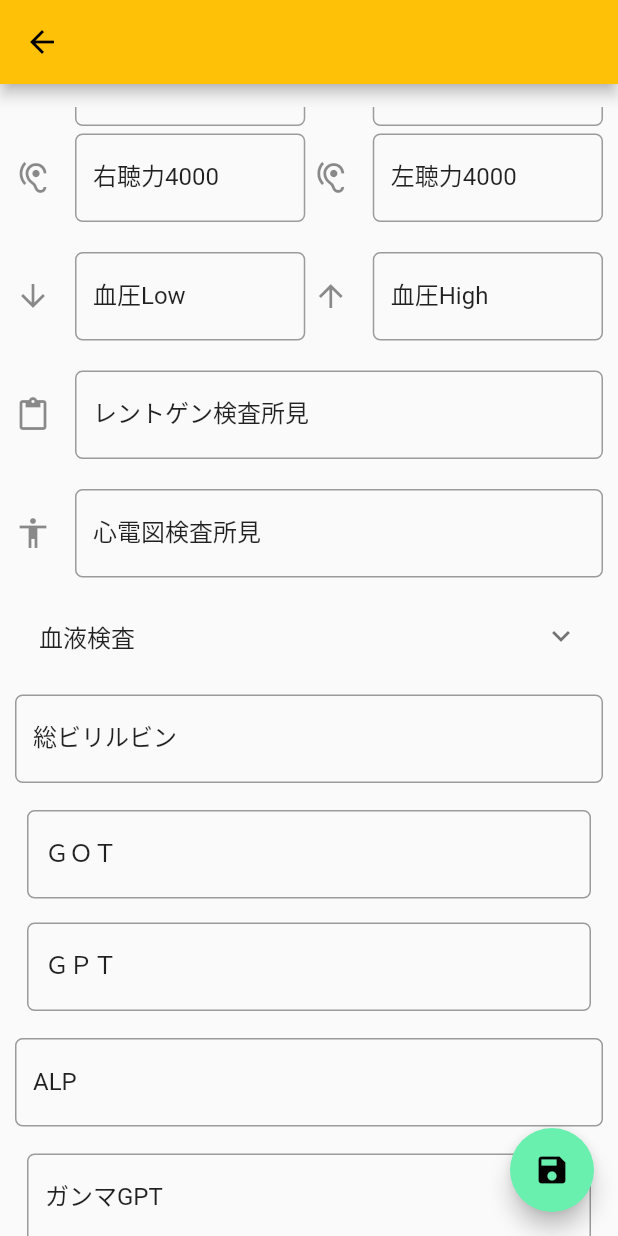
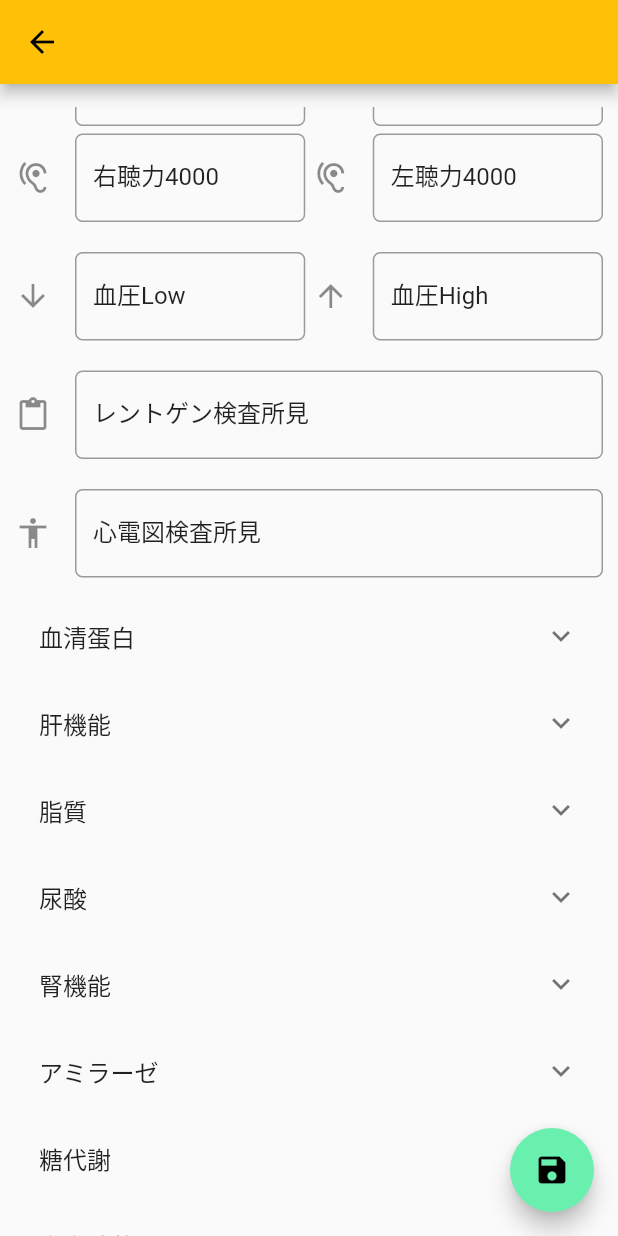
Before and after one commit to Uchipon2020/health_care_mania_free, a Flutter app: the ModelDetailScreen screen opened directly with empty values, scrolled down 576 dp, on a phone screen of 412 x 824 dp. Run offline on Flutter 3.47's test engine with Material 2 defaults, Android fonts, the light colour scheme and no system bars; our stand-ins replace sqflite; accounts and stored records are empty.

Commit message:
0329001 desktop

```diff
--- a/lib/screens/model_detail_screen.dart
+++ b/lib/screens/model_detail_screen.dart
@@ -547,12 +547,13 @@ class _ModelDetailScreenState extends State<ModelDetailScreen> {
                         borderRadius: BorderRadius.circular(5.0))),
               ),
             ),
-
-            //　追加項目-------------
+            //　血液検査関係-------------
+            //血清蛋白-----------------------------------------
+            ExpansionTile(
+              title: const Text('血清蛋白'),
+              backgroundColor: Colors.lightGreenAccent,
+              children: [
                 //総蛋白
-            ExpansionTile(
-              title:const Text('血液検査'),
-              children: [
                 Padding(
                   padding: const EdgeInsets.only(top: 10.0, bottom: 10.0),
                   child: TextField(
@@ -571,7 +572,6 @@ class _ModelDetailScreenState extends State<ModelDetailScreen> {
                             borderRadius: BorderRadius.circular(5.0))),
                   ),
                 ),
-
                 //アルブミン
                 Padding(
                     padding: const EdgeInsets.only(top: 10.0, bottom: 10.0),
@@ -592,7 +592,11 @@ class _ModelDetailScreenState extends State<ModelDetailScreen> {
                     )),
               ],
             ),
-
+            //肝機能----------------------------------------------
+            ExpansionTile(
+              title:const Text('肝機能'),
+              backgroundColor: Colors.lightGreenAccent,
+              children: [
                 //総ビリルビン
                 Padding(
                 padding: const EdgeInsets.only(top: 10.0, bottom: 10.0),
@@ -691,8 +695,13 @@ class _ModelDetailScreenState extends State<ModelDetailScreen> {
                         borderRadius: BorderRadius.circular(5.0))),
               ),
             ),
-
+              ],),
+            //脂質--------------------------------------
             //総コレステロール
+            ExpansionTile(
+              title:const Text('脂質'),
+                backgroundColor: Colors.lightGreenAccent,
+              children: [
                 Padding(
                 padding: const EdgeInsets.only(top: 10.0, bottom: 10.0),
                 child: TextField(
@@ -770,10 +779,12 @@ class _ModelDetailScreenState extends State<ModelDetailScreen> {
                     border: OutlineInputBorder(
                         borderRadius: BorderRadius.circular(5.0))),
               ),
-            ),
-
+            ),]),
             //尿酸
-            Padding(
+            ExpansionTile(
+              title: const Text('尿酸'),
+              backgroundColor: Colors.lightGreenAccent,
+              children:[ Padding(
                 padding: const EdgeInsets.only(top: 10.0, bottom: 10.0),
                 child: TextField(
                   controller: uricAcidController,
@@ -790,9 +801,12 @@ class _ModelDetailScreenState extends State<ModelDetailScreen> {
                           borderRadius: BorderRadius.circular(5.0))),
                 ),
               ),
-
-            //尿素窒素
-            Padding(
+            ],),
+            //尿素窒素 //腎機能-------------------------------------
+            ExpansionTile(
+              title: const Text('腎機能'),
+                backgroundColor: Colors.lightGreenAccent,
+              children:[ Padding(
                 padding: const EdgeInsets.only(top: 10.0, bottom: 10.0),
                 child: TextField(
                   controller: ureaNitrogenController,
@@ -810,6 +824,7 @@ class _ModelDetailScreenState extends State<ModelDetailScreen> {
                           borderRadius: BorderRadius.circular(5.0))),
                 ),
               ),
+
             //クレアチニン
             Padding(
               padding: const EdgeInsets.only(top: 10.0, bottom: 10.0),
@@ -829,9 +844,31 @@ class _ModelDetailScreenState extends State<ModelDetailScreen> {
                         borderRadius: BorderRadius.circular(5.0))),
               ),
             ),
+                //尿潜血
+                Padding(
+                  padding: const EdgeInsets.only(top: 10.0, bottom: 10.0),
+                  child: TextField(
+                    controller: latentBloodController,
+                    style: textStyle,
+                    //keyboardType:TextInputType.number,
+                    onChanged: (value) {
+                      debugPrint('Something changed in Title Text Field');
+                      updateLatentBlood();
+                    },
+                    decoration: InputDecoration(
+                        labelText: '尿潜血',
+                        labelStyle: textStyle,
+                        border: OutlineInputBorder(
+                            borderRadius: BorderRadius.circular(5.0))),
+                  ),
+                ),
 
+              ]),
             //アミラーゼ
-            Padding(
+            ExpansionTile(
+              title: const Text('アミラーゼ'),
+              backgroundColor: Colors.lightGreenAccent,
+              children:[ Padding(
                 padding: const EdgeInsets.only(top: 10.0, bottom: 10.0),
                 child: TextField(
                   controller: amylaseController,
@@ -849,9 +886,12 @@ class _ModelDetailScreenState extends State<ModelDetailScreen> {
                           borderRadius: BorderRadius.circular(5.0))),
                 ),
               ),
-
-            // 空腹時血糖
-            Padding(
+            ],),
+            // 空腹時血糖//糖代謝--------------------------------------
+            ExpansionTile(
+              title: const Text('糖代謝'),
+                backgroundColor: Colors.lightGreenAccent,
+              children:[ Padding(
                 padding: const EdgeInsets.all(8.0),
                 child: TextField(
                   controller: bGluController,
@@ -871,6 +911,7 @@ class _ModelDetailScreenState extends State<ModelDetailScreen> {
                   ),
                 ),
               ),
+
             // A1c
             Padding(
               padding: const EdgeInsets.all(8.0),
@@ -891,10 +932,12 @@ class _ModelDetailScreenState extends State<ModelDetailScreen> {
                       borderRadius: BorderRadius.circular(5.0)),
                 ),
               ),
-            ),
-
+            ),]),
             //白血球数
-            Padding(
+            ExpansionTile(
+              title: const Text('白血球数'),
+              backgroundColor: Colors.lightGreenAccent,
+              children:[ Padding(
                 padding: const EdgeInsets.only(top: 10.0, bottom: 10.0),
                 child: TextField(
                   controller: whiteBloodCellController,
@@ -912,8 +955,12 @@ class _ModelDetailScreenState extends State<ModelDetailScreen> {
                           borderRadius: BorderRadius.circular(5.0))),
                 ),
               ),
-
-            // 6 Element　赤血球数
+            ],),
+            // 6 Element　赤血球数//貧血--------------------------------------
+            ExpansionTile(
+              title:const Text('貧血'),
+              backgroundColor: Colors.lightGreenAccent,
+              children:[
                 Padding(
                 padding: const EdgeInsets.all(8.0),
                 child: TextField(
@@ -933,6 +980,7 @@ class _ModelDetailScreenState extends State<ModelDetailScreen> {
                           borderRadius: BorderRadius.circular(5.0))),
                 ),
               ),
+
             // 7 Element　血色素量
             Padding(
               padding: const EdgeInsets.all(8.0),
@@ -1047,10 +1095,12 @@ class _ModelDetailScreenState extends State<ModelDetailScreen> {
                     border: OutlineInputBorder(
                         borderRadius: BorderRadius.circular(5.0))),
               ),
-            ),
-
+            ),],),
             //platelet
-            Padding(
+            ExpansionTile(
+              title: const Text('血小板'),
+              backgroundColor: Colors.lightGreenAccent,
+              children:[ Padding(
                 padding: const EdgeInsets.only(top: 10.0, bottom: 10.0),
                 child: TextField(
                   controller: plateletController,
@@ -1068,25 +1118,7 @@ class _ModelDetailScreenState extends State<ModelDetailScreen> {
                           borderRadius: BorderRadius.circular(5.0))),
                 ),
               ),
-
-            //尿潜血
-            Padding(
-              padding: const EdgeInsets.only(top: 10.0, bottom: 10.0),
-              child: TextField(
-                controller: latentBloodController,
-                style: textStyle,
-                //keyboardType:TextInputType.number,
-                onChanged: (value) {
-                  debugPrint('Something changed in Title Text Field');
-                  updateLatentBlood();
-                },
-                decoration: InputDecoration(
-                    labelText: '尿潜血',
-                    labelStyle: textStyle,
-                    border: OutlineInputBorder(
-                        borderRadius: BorderRadius.circular(5.0))),
-              ),
-            ),
+            ],),
             //便潜血
             Padding(
               padding: const EdgeInsets.only(top: 10.0, bottom: 10.0),
@@ -1105,32 +1137,11 @@ class _ModelDetailScreenState extends State<ModelDetailScreen> {
                         borderRadius: BorderRadius.circular(5.0))),
               ),
             ),
-
             /* 5 Element　削除　横並び表示
                ---------------------------------------------- */
             Padding(
               padding: const EdgeInsets.only(top: 15.0, bottom: 15.0),
-              child: Row(
-                children: <Widget>[
-                  /* Expanded(
-                        // ignore: deprecated_member_use
-                        child: ElevatedButton(
-                          /* color: Theme.of(context).primaryColorDark,
-                          textColor: Theme.of(context).primaryColorLight,*/
-                          child: const Text(
-                            'Save',
-                            textScaleFactor: 1.5,
-                          ),
-                          onPressed: () {
-                            setState(() {
-                              debugPrint("Save button clicked");
-                              _save();
-                            });
-                          },
-                        ),
-                      ),*/
-                  Expanded(
-                    // ignore: deprecated_member_use
+              child: Expanded(
                 child: ElevatedButton(
                   style: ElevatedButton.styleFrom(
                       backgroundColor: Colors.grey,
@@ -1146,8 +1157,6 @@ class _ModelDetailScreenState extends State<ModelDetailScreen> {
                     });
                   },
                 ),
-                  ),
-                ],
               ),
             ),
           ],
@@ -1165,11 +1174,9 @@ class _ModelDetailScreenState extends State<ModelDetailScreen> {
       ),
     );
   }
-
   void moveToLastScreen() {
     Navigator.pop(context, true);
   }
-
   void updatePriorityAsInt(String value) {
     switch (value) {
       case '定期健康診断':
@@ -1183,7 +1190,6 @@ class _ModelDetailScreenState extends State<ModelDetailScreen> {
         break;
     }
   }
-
   String getPriorityAsString(int value) {
     String priority = "";
     switch (value) {
--- a/lib/utils/database_helper.dart
+++ b/lib/utils/database_helper.dart
@@ -78,7 +78,7 @@ class DatabaseHelper {
     String path = '${directory.path}models.db';
     var modelsDatabase = await openDatabase(
         path,
-        version: 2,
+        version: 3,
         onCreate: _createDb,
         onUpgrade: _upgradeDB);
     return modelsDatabase;
@@ -96,11 +96,11 @@ class DatabaseHelper {
         ' $colRedBlood TEXT, $colHemoglobin TEXT,'
         ' $colGot TEXT, $colGpt TEXT, $colGtp TEXT, $colLdl TEXT, $colHdl TEXT, $colNeutralFat TEXT, '
         ' $colBloodGlucose TEXT, $colHA1c TEXT, $colUrine TEXT, $colSugar TEXT, $colEcg TEXT, '
-        ' $colOnTheDay TEXT, $colPriority INTEGER, $colDate TEXT, $colWaist TEXT, $colCorrectedEyeR TEXT'
-        ' $colCorrectedEyeL TEXT, $colLatenBlood TEXT, $colBloodInTheStool TEXT, $colTotalProtein TEXT'
-        ' $colAlbumin TEXT, $colAlbumin TEXT, $colTotalBilirubin TEXT, $colAlp TEXT, $colTotalCholesterol TEXT'//
-        ' $colTotalCholesterol TEXT, $colUricAcid TEXT, $colReaNitrogen TEXT, $colCreatinine TEXT, $colAmylase TEXT'
-        ' $colWhiteBloodCell TEXT, $colWhiteBloodCell TEXT, $colHematocrit TEXT, $colMcv TEXT, $colMch TEXT, $colMchc TEXT'
+        ' $colOnTheDay TEXT, $colPriority INTEGER, $colDate TEXT, $colWaist TEXT, $colCorrectedEyeR TEXT,'
+        ' $colCorrectedEyeL TEXT, $colLatenBlood TEXT, $colBloodInTheStool TEXT, $colTotalProtein TEXT,'
+        ' $colAlbumin TEXT, $colTotalBilirubin TEXT, $colAlp TEXT, $colTotalCholesterol TEXT,'//
+        ' $colUricAcid TEXT, $colReaNitrogen TEXT, $colCreatinine TEXT, $colAmylase TEXT,'
+        ' $colWhiteBloodCell TEXT, $colHematocrit TEXT, $colMcv TEXT, $colMch TEXT, $colMchc TEXT,'
         ' $colSerumIron TEXT, $colPlatelet TEXT)');
   }
 
```
Lines whose indentation alone changed are shown as unchanged.
